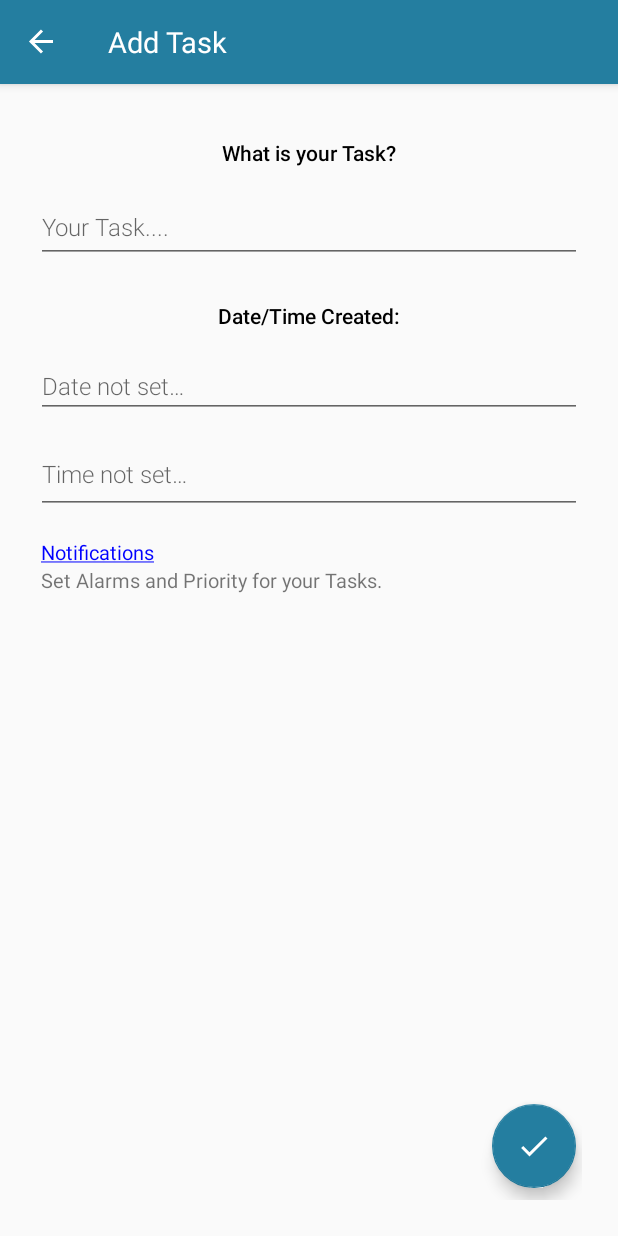
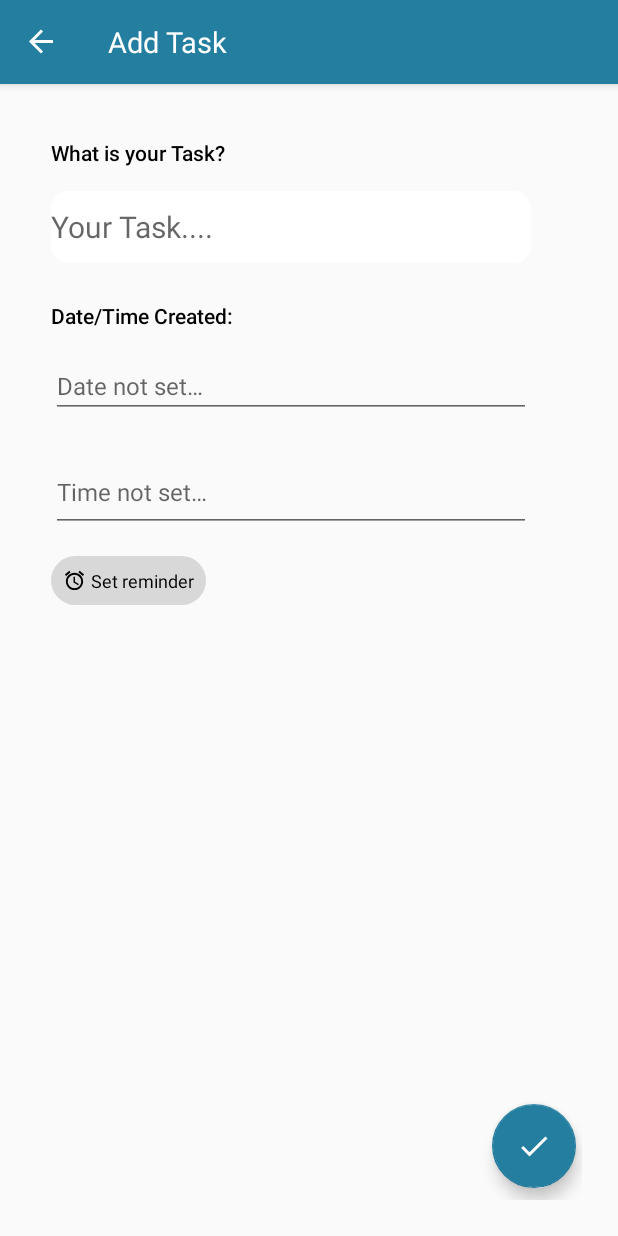
Before and after one commit to daniel-iroka/Todo-List, an Android app: the AddFragment screen opened through its navigation route, on a phone screen of 412 x 824 dp. Run offline under Robolectric (Android 15) with nearby library versions, the light colour scheme and no system bars; our stand-ins replace Room's generated code, navigation-ui.

Commit message:
We did some redesign Implementations.

```diff
--- a/app/src/main/java/com/bignerdranch/android/to_dolist/fragments/add/AddFragment.kt
+++ b/app/src/main/java/com/bignerdranch/android/to_dolist/fragments/add/AddFragment.kt
@@ -36,6 +36,8 @@ class AddFragment : Fragment() {
     private val binding get() = _binding!!
     private lateinit var todo : Todo
 
+    // TODO - WHEN I COME BACK, I WILL CONTINUE REDESIGNING THIS APP
+
     override fun onCreate(savedInstanceState: Bundle?) {
         super.onCreate(savedInstanceState)
         todo = Todo()
@@ -49,8 +51,6 @@ class AddFragment : Fragment() {
         _binding = FragmentAddBinding.inflate(inflater, container, false)
 
         todoViewModel = ViewModelProvider(this)[TodoViewModel::class.java]
-
-        remindersTextSpan()
 
         // will insert our database when clicked
         binding.abCheckYes.setOnClickListener {
@@ -104,7 +104,7 @@ class AddFragment : Fragment() {
     }
 
     // our reminders Text span
-    private fun remindersTextSpan() {
+    /**private fun remindersTextSpan() {
         val spannableString = SpannableString("Notifications")
 
         val clickableSpan = object : ClickableSpan() {
@@ -122,7 +122,7 @@ class AddFragment : Fragment() {
 
         binding.tvReminders.text = spannableString
         binding.tvReminders.movementMethod = LinkMovementMethod.getInstance()
-    }
+    } **/
 
 
     // This function's job will be to insert Tasks in our database
--- a/app/src/main/java/com/bignerdranch/android/to_dolist/fragments/list/TodoAdapter.kt
+++ b/app/src/main/java/com/bignerdranch/android/to_dolist/fragments/list/TodoAdapter.kt
@@ -30,7 +30,6 @@ class TodoAdapter(private val _context : Context, private val listener : OnItemC
         return TodoViewHolder(binding)
     }
 
-    // TODO - WHEN I COME BACK, I WILL SEE TO ADDING NOTIFICATIONS CLASS HERE TO ALLOW THE USER TO BE ABLE TO SELECT AN ALARM FOR EACH TASK.
 
 
     override fun onBindViewHolder(holder: TodoViewHolder, position: Int) {
--- /dev/null
+++ b/app/src/main/res/drawable/custom_edit_text.xml
@@ -0,0 +1,6 @@
+<?xml version="1.0" encoding="utf-8"?>
+<shape xmlns:android="http://schemas.android.com/apk/res/android"
+    android:shape="rectangle">
+    <solid android:color="@color/white" />
+    <corners android:radius="11dp"/>
+</shape>
--- /dev/null
+++ b/app/src/main/res/drawable/custom_reminder.xml
@@ -0,0 +1,6 @@
+<?xml version="1.0" encoding="utf-8"?>
+<shape xmlns:android="http://schemas.android.com/apk/res/android"
+    android:shape="rectangle">
+    <solid android:color="@color/default_color"/>
+    <corners android:radius="50dp"/>
+</shape>
--- a/app/src/main/res/layout/custom_row.xml
+++ b/app/src/main/res/layout/custom_row.xml
@@ -5,7 +5,7 @@
     xmlns:tools="http://schemas.android.com/tools"
     android:layout_width="match_parent"
     android:layout_height="wrap_content"
-    android:padding="15dp"
+    android:padding="13dp"
     android:elevation="8dp"
     android:layout_marginTop="10dp"
     android:layout_marginStart="6dp"
@@ -24,18 +24,17 @@
         app:layout_constraintTop_toTopOf="parent"
         tools:ignore="TouchTargetSizeCheck" />
 
-
     <TextView
         android:id="@+id/tvTaskTitle"
         android:layout_width="wrap_content"
         android:layout_height="wrap_content"
         android:layout_marginStart="6dp"
-        android:layout_marginTop="6dp"
+        android:layout_marginTop="9dp"
         android:fontFamily="sans-serif-thin"
         android:text="@string/tvTaskTitle"
+        android:textColor="@color/black"
         android:textSize="16sp"
         android:textStyle="bold"
-        android:textColor="@color/black"
         app:layout_constraintStart_toEndOf="@+id/cbTask"
         app:layout_constraintTop_toTopOf="parent" />
 
@@ -101,14 +100,15 @@
         android:layout_width="wrap_content"
         android:layout_height="wrap_content"
         android:layout_marginStart="43dp"
-        android:layout_marginTop="5dp"
+        android:layout_marginTop="4dp"
+        android:drawablePadding="2dp"
         android:text="Today at 12:00"
+        android:textColor="@color/red"
         android:textSize="11sp"
-        android:textColor="@color/red"
         android:textStyle="italic"
+        android:visibility="invisible"
+        app:drawableLeftCompat="@drawable/ic_alarm_icon"
         app:layout_constraintBottom_toBottomOf="parent"
         app:layout_constraintStart_toStartOf="parent"
-        app:layout_constraintTop_toBottomOf="@+id/textView5"
-        app:drawableLeftCompat="@drawable/ic_alarm_icon"
-        android:drawablePadding="2dp"/>
+        app:layout_constraintTop_toBottomOf="@+id/textView5" />
 </androidx.constraintlayout.widget.ConstraintLayout>
--- a/app/src/main/res/layout/fragment_add.xml
+++ b/app/src/main/res/layout/fragment_add.xml
@@ -11,29 +11,29 @@
         android:id="@+id/textView"
         android:layout_width="wrap_content"
         android:layout_height="wrap_content"
+        android:layout_marginStart="10dp"
         android:layout_marginTop="12dp"
+        android:fontFamily="sans-serif-light"
         android:text="@string/tv_what_is_your_task"
         android:textColor="@color/black"
         android:textStyle="bold"
-        android:fontFamily="sans-serif-light"
-        app:layout_constraintEnd_toEndOf="parent"
-        app:layout_constraintHorizontal_bias="0.5"
         app:layout_constraintStart_toStartOf="parent"
         app:layout_constraintTop_toTopOf="parent" />
 
     <EditText
         android:id="@+id/edTaskTitle"
-        android:layout_width="match_parent"
+        android:layout_width="320dp"
         android:layout_height="wrap_content"
+        android:layout_marginStart="10dp"
         android:layout_marginTop="16dp"
+        android:background="@drawable/custom_edit_text"
         android:ems="10"
-        android:fontFamily="sans-serif-light"
+        android:fontFamily="sans-serif-thin"
         android:hint="@string/ed_your_task"
         android:inputType="textPersonName"
         android:minHeight="48dp"
-        android:textSize="16sp"
-        app:layout_constraintEnd_toEndOf="parent"
-        app:layout_constraintHorizontal_bias="0.5"
+        android:textSize="20sp"
+        android:textStyle="bold"
         app:layout_constraintStart_toStartOf="parent"
         app:layout_constraintTop_toBottomOf="@+id/textView" />
 
@@ -41,51 +41,50 @@
         android:id="@+id/textView2"
         android:layout_width="wrap_content"
         android:layout_height="wrap_content"
+        android:layout_marginStart="10dp"
         android:layout_marginTop="25dp"
+        android:fontFamily="sans-serif-light"
         android:text="@string/tv_due_date_time"
         android:textColor="@color/black"
         android:textStyle="bold"
-        android:fontFamily="sans-serif-light"
-        app:layout_constraintEnd_toEndOf="parent"
-        app:layout_constraintHorizontal_bias="0.5"
         app:layout_constraintStart_toStartOf="parent"
         app:layout_constraintTop_toBottomOf="@+id/edTaskTitle" />
 
     <TextView
         android:id="@+id/edDate"
-        android:layout_width="match_parent"
+        android:layout_width="320dp"
         android:layout_height="wrap_content"
+        android:layout_marginStart="10dp"
         android:layout_marginTop="16dp"
         android:background="?attr/editTextBackground"
         android:ems="10"
         android:focusable="true"
-        android:fontFamily="sans-serif-light"
+        android:fontFamily="sans-serif-thin"
         android:hint="@string/ed_date_not_set"
         android:textAppearance="?android:attr/textAppearanceMediumInverse"
         android:textColor="?attr/editTextColor"
         android:textSize="16sp"
-        app:layout_constraintEnd_toEndOf="parent"
-        app:layout_constraintHorizontal_bias="0.5"
+        android:textStyle="bold"
         app:layout_constraintStart_toStartOf="parent"
         app:layout_constraintTop_toBottomOf="@+id/textView2"
         tools:ignore="TouchTargetSizeCheck" />
 
     <TextView
         android:id="@+id/edTime"
-        android:layout_width="match_parent"
+        android:layout_width="320dp"
         android:layout_height="wrap_content"
-        android:layout_marginTop="16dp"
+        android:layout_marginStart="10dp"
+        android:layout_marginTop="28dp"
         android:background="?attr/editTextBackground"
         android:ems="10"
         android:focusable="true"
-        android:fontFamily="sans-serif-light"
+        android:fontFamily="sans-serif-thin"
         android:hint="@string/ed_time_not_set"
         android:minHeight="48dp"
         android:textAppearance="?android:attr/textAppearanceMediumInverse"
         android:textColor="?attr/editTextColor"
         android:textSize="16sp"
-        app:layout_constraintEnd_toEndOf="parent"
-        app:layout_constraintHorizontal_bias="0.5"
+        android:textStyle="bold"
         app:layout_constraintStart_toStartOf="parent"
         app:layout_constraintTop_toBottomOf="@+id/edDate" />
 
@@ -105,24 +104,20 @@
         app:tint="@android:color/white" />
 
     <TextView
-        android:id="@+id/tv_Reminders"
+        android:id="@+id/button"
         android:layout_width="wrap_content"
         android:layout_height="wrap_content"
-        android:layout_marginStart="3dp"
+        android:layout_marginStart="10dp"
         android:layout_marginTop="16dp"
-        android:text="Notifications"
-        android:textAppearance="@style/TextAppearance.Compat.Notification.Time.Media"
-        android:textSize="13sp"
+        android:background="@drawable/custom_reminder"
+        android:drawablePadding="3dp"
+        android:padding="8dp"
+        android:text="Set reminder"
+        android:textColor="@color/black"
+        android:textSize="12sp"
+        app:drawableStartCompat="@drawable/ic_alarm_icon"
+        app:drawableTint="@color/black"
         app:layout_constraintStart_toStartOf="parent"
         app:layout_constraintTop_toBottomOf="@+id/edTime" />
 
-    <TextView
-        android:id="@+id/textView3"
-        android:layout_width="wrap_content"
-        android:layout_height="wrap_content"
-        android:layout_marginStart="3dp"
-        android:text="Set Alarms and Priority for your Tasks."
-        android:textSize="13sp"
-        app:layout_constraintStart_toStartOf="parent"
-        app:layout_constraintTop_toBottomOf="@+id/tv_Reminders" />
 </androidx.constraintlayout.widget.ConstraintLayout>
--- a/app/src/main/res/values/colors.xml
+++ b/app/src/main/res/values/colors.xml
@@ -17,4 +17,5 @@
     <color name="textView_default_color">#808080</color>
     <color name="red">#FF0000</color>
     <color name="orange">#FFC107</color>
+    <color name="default_color">#D8D8D8</color>
 </resources>
```
